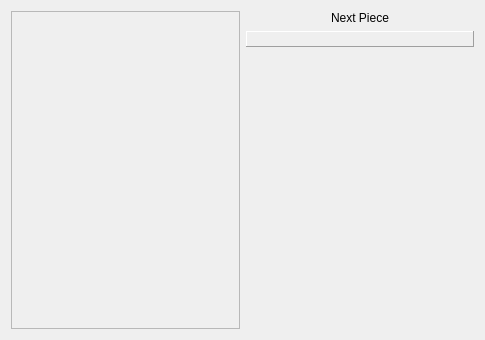
Before: the Qt Designer form plugins/tetrisgame/GuiTetris.ui in hwgao/beebeep, drawn with Qt 5.
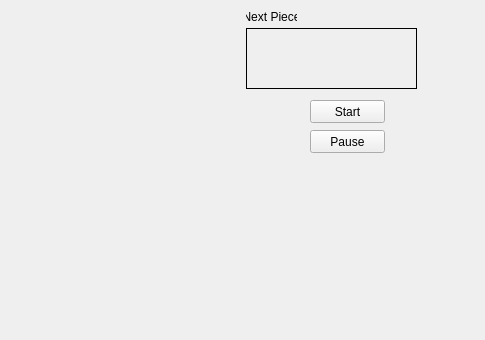
After: the same form once the commit is applied. Custom widgets are drawn as their Qt base class.

What changed in the file:
```diff
--- a/plugins/tetrisgame/GuiTetris.ui
+++ b/plugins/tetrisgame/GuiTetris.ui
@@ -13,19 +13,25 @@
   <property name="windowTitle">
    <string>Form</string>
   </property>
-  <layout class="QGridLayout" name="gridLayout">
-   <item row="0" column="0" rowspan="3">
-    <widget class="TetrisBoard" name="frame">
-     <property name="frameShape">
-      <enum>QFrame::StyledPanel</enum>
-     </property>
-     <property name="frameShadow">
-      <enum>QFrame::Raised</enum>
-     </property>
-    </widget>
-   </item>
-   <item row="0" column="1">
+  <widget class="TetrisBoard" name="mp_board">
+   <property name="geometry">
+    <rect>
+     <x>9</x>
+     <y>9</y>
+     <width>231</width>
+     <height>322</height>
+    </rect>
+   </property>
+  </widget>
     <widget class="QLabel" name="mp_labelNextPieceString">
+   <property name="geometry">
+    <rect>
+     <x>246</x>
+     <y>9</y>
+     <width>51</width>
+     <height>16</height>
+    </rect>
+   </property>
      <property name="text">
       <string>Next Piece</string>
      </property>
@@ -33,14 +39,20 @@
       <set>Qt::AlignCenter</set>
      </property>
     </widget>
-   </item>
-   <item row="1" column="1">
     <widget class="QLabel" name="mp_labelNewPiece">
+   <property name="geometry">
+    <rect>
+     <x>246</x>
+     <y>28</y>
+     <width>171</width>
+     <height>61</height>
+    </rect>
+   </property>
      <property name="frameShape">
-      <enum>QFrame::Panel</enum>
+    <enum>QFrame::Box</enum>
      </property>
      <property name="frameShadow">
-      <enum>QFrame::Raised</enum>
+    <enum>QFrame::Plain</enum>
      </property>
      <property name="text">
       <string/>
@@ -49,21 +61,38 @@
       <set>Qt::AlignCenter</set>
      </property>
     </widget>
-   </item>
-   <item row="2" column="1">
-    <spacer name="verticalSpacer">
-     <property name="orientation">
-      <enum>Qt::Vertical</enum>
-     </property>
-     <property name="sizeHint" stdset="0">
-      <size>
-       <width>20</width>
-       <height>279</height>
-      </size>
-     </property>
-    </spacer>
-   </item>
-  </layout>
+  <widget class="QPushButton" name="mp_pbStart">
+   <property name="geometry">
+    <rect>
+     <x>310</x>
+     <y>100</y>
+     <width>75</width>
+     <height>23</height>
+    </rect>
+   </property>
+   <property name="focusPolicy">
+    <enum>Qt::NoFocus</enum>
+   </property>
+   <property name="text">
+    <string>Start</string>
+   </property>
+  </widget>
+  <widget class="QPushButton" name="mp_pbPause">
+   <property name="geometry">
+    <rect>
+     <x>310</x>
+     <y>130</y>
+     <width>75</width>
+     <height>23</height>
+    </rect>
+   </property>
+   <property name="focusPolicy">
+    <enum>Qt::NoFocus</enum>
+   </property>
+   <property name="text">
+    <string>Pause</string>
+   </property>
+  </widget>
  </widget>
  <customwidgets>
   <customwidget>
```
Lines whose indentation alone changed are shown as unchanged.
